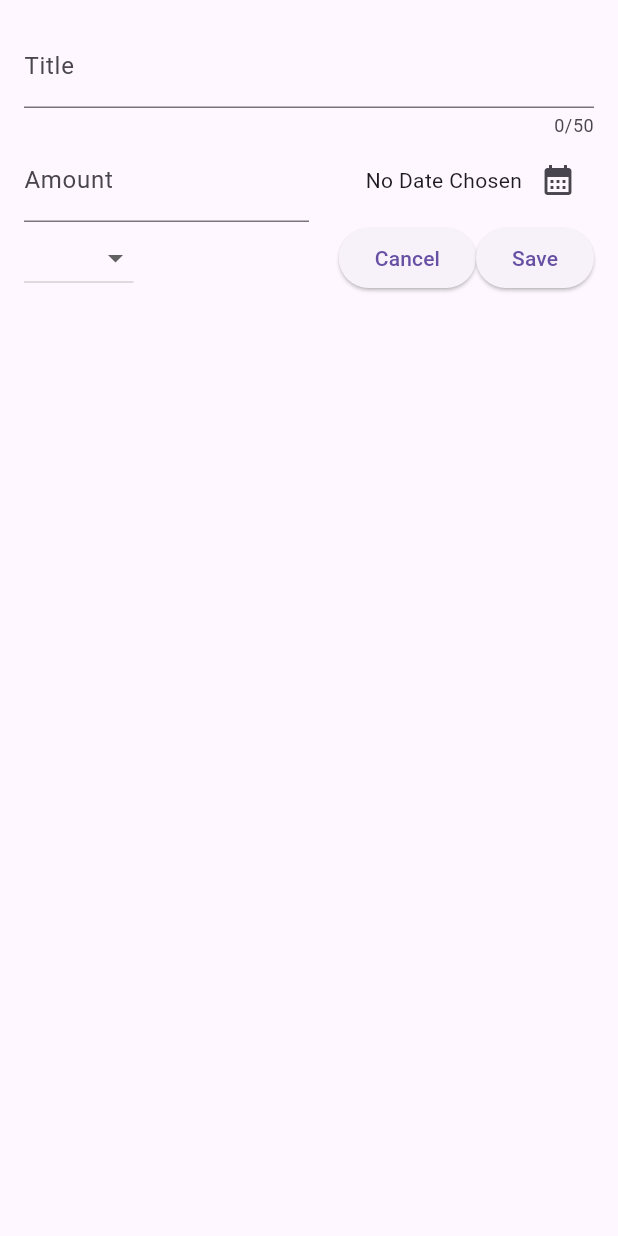
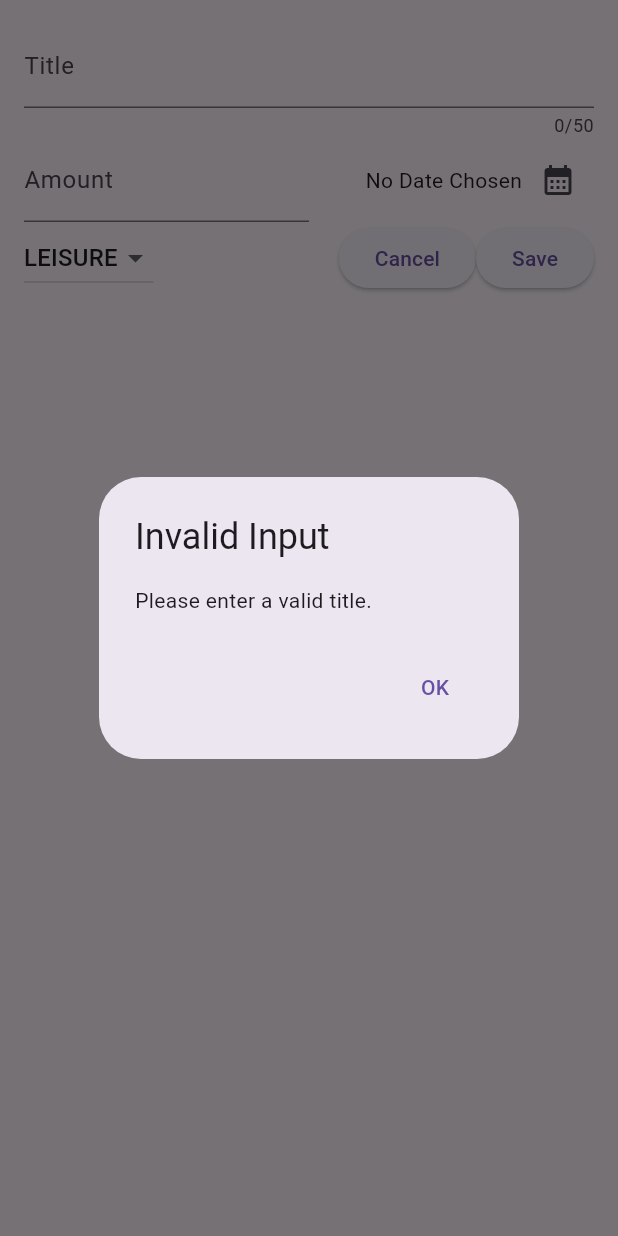
Before and after one commit to AliKhachab/expenses_app, a Flutter app: the NewExpense widget shown alone on an empty page, opened directly, after a tap on "Save", on a phone screen of 412 x 824 dp. Run offline on Flutter 3.47's test engine with Material 3 defaults, Android fonts, the phone set to English and light mode, and no system bars.

Commit message:
started save expense logic and finished category dropdown logic

```diff
--- a/lib/new_expense.dart
+++ b/lib/new_expense.dart
@@ -18,11 +18,42 @@ class _NewExpenseState extends State<NewExpense> {
   final _titleController = TextEditingController();
   final _amountController = TextEditingController();
   DateTime? _selectedDate;
+  Category _selectedCategory = Category.leisure;
 
+  @override
   void dispose() {
     _titleController.dispose();
     _amountController.dispose();
     super.dispose();
+  }
+
+  void _showErrorDialogue(String message) {
+    showDialog(context: context,
+      builder: (ctx) => AlertDialog(
+        title: Text("Invalid Input"),
+        content: Text(message),
+        actions: [
+          TextButton(
+            onPressed: () {
+              Navigator.pop(ctx);
+            },
+            child: Text("OK"),
+          ),
+        ],
+      ),
+    );
+  }
+
+  void _submitExpenseData() {
+    if (_titleController.text.trim().isEmpty) {
+      _showErrorDialogue("Please enter a valid title.");
+      return;
+    }
+    final enteredAmnt = double.tryParse(_amountController.text);
+    if (enteredAmnt == null || enteredAmnt <= 0) {
+      _showErrorDialogue("Please enter a valid amount.");
+      return;
+    }
   }
 
   void _presentDatePicker() async {
@@ -92,13 +123,20 @@ class _NewExpenseState extends State<NewExpense> {
           Row(
             children: [
               DropdownButton(
+                value: _selectedCategory,
                 items: Category.values.map(
                   (category) => DropdownMenuItem(
                     value: category,
-                    child: Text(category.name.toString()),
+                    child: Text(category.name.toUpperCase()),
                   ),
                 ).toList(),
-                onChanged: (value) {},
+                onChanged: (value) {
+                  if (value != null) {
+                    setState(() {
+                      _selectedCategory = value;
+                    });
+                  }
+                },
               ),
               const Spacer(),
               ElevatedButton(
@@ -108,7 +146,9 @@ class _NewExpenseState extends State<NewExpense> {
                 child: Text("Cancel"),
               ),
               ElevatedButton(
-                onPressed: () {},
+                onPressed: () {
+                  _submitExpenseData();
+                },
                 child: Text("Save"),
               ),
             ],
```
